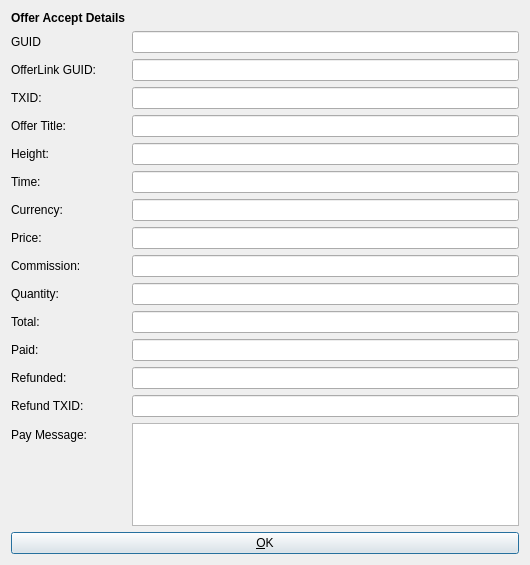
Qt form src/qt/forms/offeracceptinfodialog.ui (syscoin/syscoin1) before a commit.
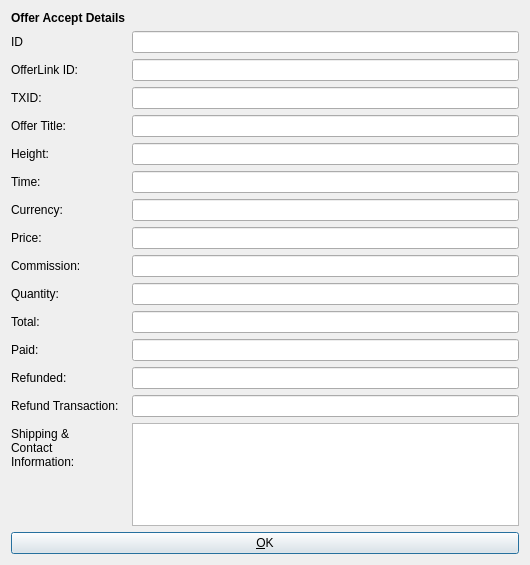
The same form after that commit. Icons and pictures are not drawn.

Diff of the .ui file:
```diff
--- a/src/qt/forms/offeracceptinfodialog.ui
+++ b/src/qt/forms/offeracceptinfodialog.ui
@@ -38,7 +38,7 @@
      <item row="1" column="0">
       <widget class="QLabel" name="label_2">
        <property name="text">
-        <string>GUID</string>
+        <string>ID</string>
        </property>
       </widget>
      </item>
@@ -48,7 +48,7 @@
      <item row="2" column="0">
       <widget class="QLabel" name="linkGUIDLabel">
        <property name="text">
-        <string>OfferLink GUID:</string>
+        <string>OfferLink ID:</string>
        </property>
       </widget>
      </item>
@@ -204,7 +204,7 @@
      <item row="15" column="0">
       <widget class="QLabel" name="refundTXIDLabel">
        <property name="text">
-        <string>Refund TXID:</string>
+        <string>Refund Transaction:</string>
        </property>
       </widget>
      </item>
@@ -218,7 +218,10 @@
      <item row="17" column="0">
       <widget class="QLabel" name="label_11">
        <property name="text">
-        <string>Pay Message:</string>
+        <string>Shipping &amp; Contact Information:</string>
+       </property>
+       <property name="wordWrap">
+        <bool>true</bool>
        </property>
       </widget>
      </item>
```
